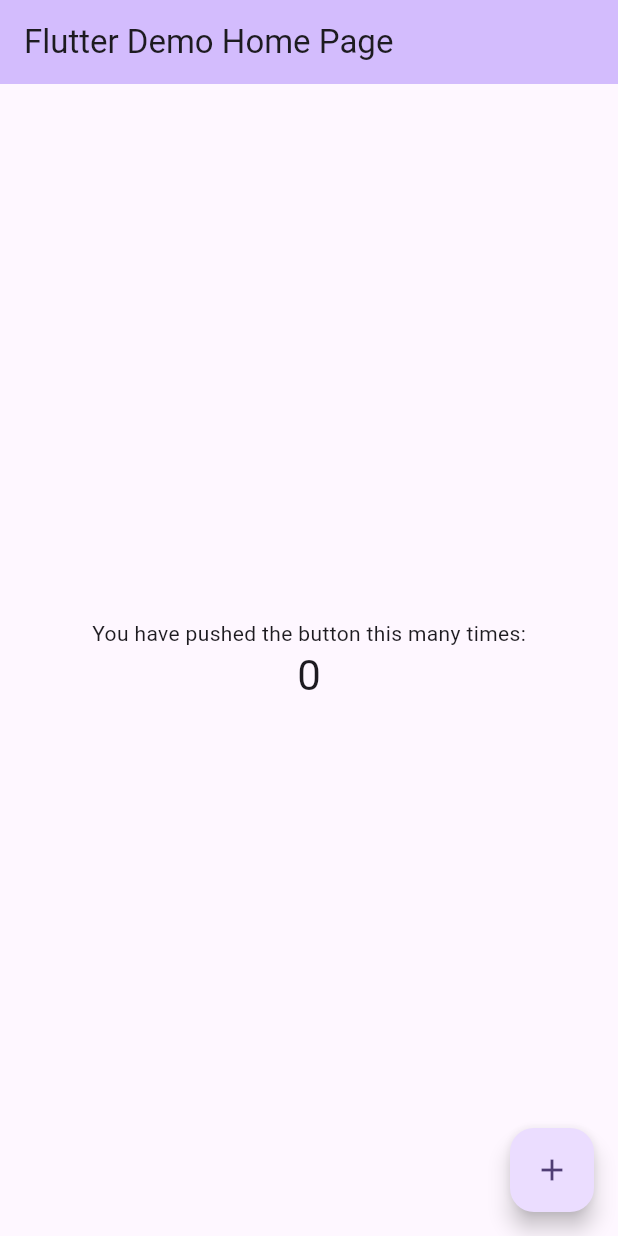
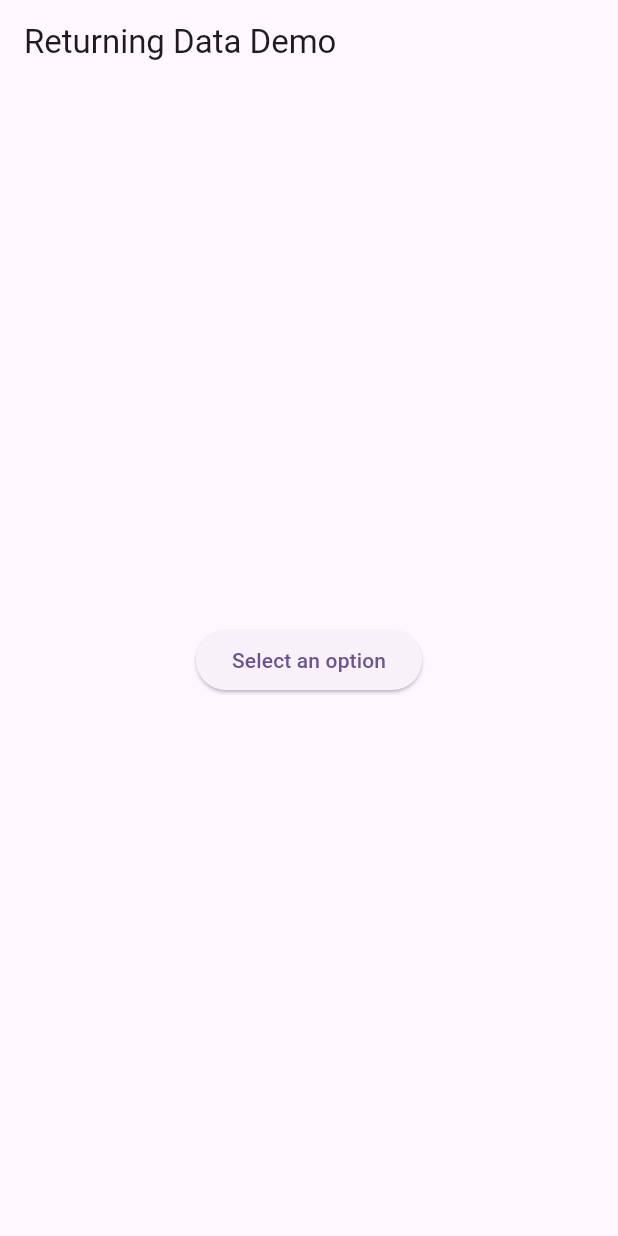
Before and after one commit to kentahayashi0810/flutter_navigator2, a Flutter app: the screen it shows after launch, on a phone screen of 412 x 824 dp. Run offline on Flutter 3.47's test engine with Material 3 defaults, Android fonts, the phone set to English and light mode, and no system bars.

Commit message:
added a feature where a new page returns some text back to home page

```diff
--- a/lib/main.dart
+++ b/lib/main.dart
@@ -1,4 +1,5 @@
 import 'package:flutter/material.dart';
+import 'package:flutter_navigation/selection_screen.dart';
 
 void main() {
   runApp(const MyApp());
@@ -6,8 +7,6 @@ void main() {
 
 class MyApp extends StatelessWidget {
   const MyApp({super.key});
-
-  // This widget is the root of your application.
   @override
   Widget build(BuildContext context) {
     return MaterialApp(
@@ -15,55 +14,51 @@ class MyApp extends StatelessWidget {
       theme: ThemeData(
         colorScheme: ColorScheme.fromSeed(seedColor: Colors.deepPurple),
       ),
-      home: const MyHomePage(title: 'Flutter Demo Home Page'),
+      home: const HomeScreen(),
     );
   }
 }
 
-class MyHomePage extends StatefulWidget {
-  const MyHomePage({super.key, required this.title});
-
-  final String title;
-
-  @override
-  State<MyHomePage> createState() => _MyHomePageState();
-}
-
-class _MyHomePageState extends State<MyHomePage> {
-  int _counter = 0;
-
-  void _incrementCounter() {
-    setState(() {
-      _counter++;
-    });
-  }
+class HomeScreen extends StatelessWidget {
+  const HomeScreen({super.key});
 
   @override
   Widget build(BuildContext context) {
-
     return Scaffold(
-      appBar: AppBar(
-        backgroundColor: Theme.of(context).colorScheme.inversePrimary,
-        title: Text(widget.title),
-      ),
-      body: Center(
-
-        child: Column(
-          mainAxisAlignment: MainAxisAlignment.center,
-          children: <Widget>[
-            const Text('You have pushed the button this many times:'),
-            Text(
-              '$_counter',
-              style: Theme.of(context).textTheme.headlineMedium,
-            ),
-          ],
-        ),
-      ),
-      floatingActionButton: FloatingActionButton(
-        onPressed: _incrementCounter,
-        tooltip: 'Increment',
-        child: const Icon(Icons.add),
-      ), // This trailing comma makes auto-formatting nicer for build methods.
+      appBar: AppBar(title: const Text('Returning Data Demo')),
+      body: const Center(child: SelectionButton()),
     );
   }
 }
+
+class SelectionButton extends StatefulWidget {
+  const SelectionButton({super.key});
+
+  @override
+  State<SelectionButton> createState() => _SelectionButtonState();
+}
+
+class _SelectionButtonState extends State<SelectionButton> {
+  @override
+  Widget build(BuildContext context) {
+    return ElevatedButton(
+      onPressed: () {
+        _navigateAndDisplaySelection(context);
+      },
+      child: const Text('Select an option'),
+    );
+  }
+
+  Future<void> _navigateAndDisplaySelection(BuildContext context) async {
+    final result = await Navigator.push(
+      context,
+      MaterialPageRoute(builder: (context) => const SelectionScreen()),
+    );
+
+    if (!context.mounted) return;
+
+    ScaffoldMessenger.of(context)
+      ..removeCurrentSnackBar()
+      ..showSnackBar(SnackBar(content: Text('$result')));
+  }
+}
```
Also changed, not shown: lib/selection_screen.dart (added, +39 -0 lines), 1 other file.
